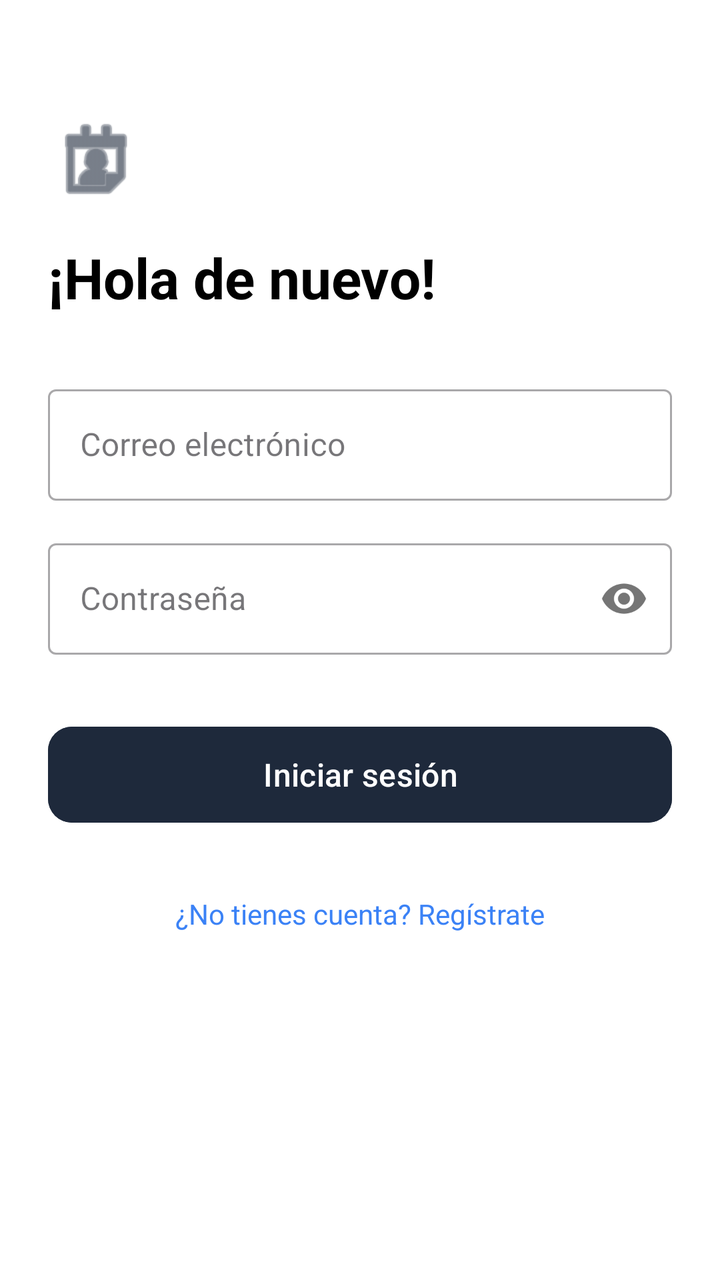
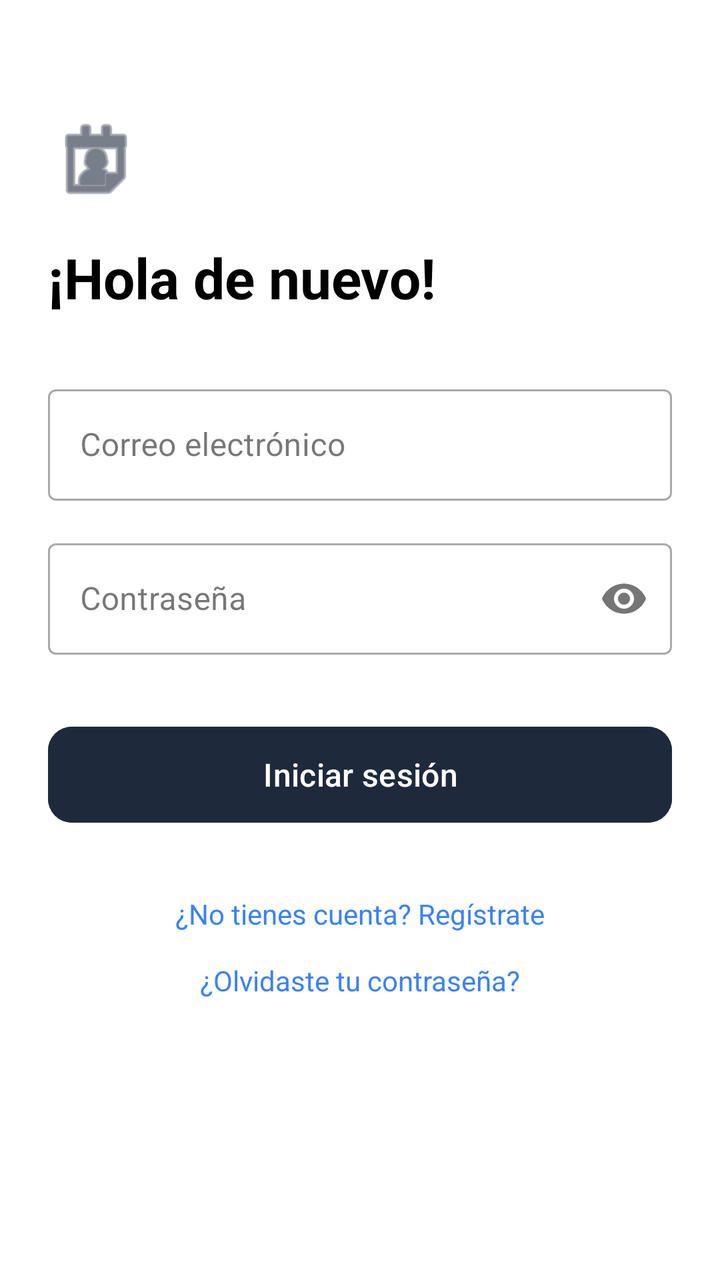

Before-and-after screenshots of an Android layout around one commit, followed by the original layout XML and the change that was made.
<!-- AndroidManifest.xml: application theme Theme.DAJHO -->
<!-- res/layout/activity_login.xml -->
<?xml version="1.0" encoding="utf-8"?>
<androidx.core.widget.NestedScrollView xmlns:android="http://schemas.android.com/apk/res/android"
    xmlns:app="http://schemas.android.com/apk/res-auto"
    xmlns:tools="http://schemas.android.com/tools"
    android:id="@+id/main"
    android:layout_width="match_parent"
    android:layout_height="match_parent"
    android:fillViewport="true"
    android:background="@android:color/white"
    tools:context=".LoginActivity">

    <androidx.constraintlayout.widget.ConstraintLayout
        android:layout_width="match_parent"
        android:layout_height="match_parent"
        android:focusable="true"
        android:focusableInTouchMode="true"
        android:padding="24dp">

        <ImageView
            android:id="@+id/ivSmallIcon"
            android:layout_width="48dp"
            android:layout_height="48dp"
            android:layout_marginTop="32dp"
            android:src="@android:drawable/ic_menu_my_calendar"
            android:contentDescription="Icono de la app"
            app:tint="#1E293B"
            app:layout_constraintStart_toStartOf="parent"
            app:layout_constraintTop_toTopOf="parent" />

        <TextView
            android:id="@+id/tvTitle"
            android:layout_width="0dp"
            android:layout_height="wrap_content"
            android:text="¡Hola de nuevo!"
            android:textSize="28sp"
            android:textStyle="bold"
            android:textColor="@android:color/black"
            android:layout_marginTop="16dp"
            app:layout_constraintStart_toStartOf="parent"
            app:layout_constraintEnd_toEndOf="parent"
            app:layout_constraintTop_toBottomOf="@id/ivSmallIcon" />

        <com.google.android.material.textfield.TextInputLayout
            android:id="@+id/tilEmail"
            style="@style/Widget.MaterialComponents.TextInputLayout.OutlinedBox"
            android:layout_width="0dp"
            android:layout_height="wrap_content"
            android:layout_marginTop="32dp"
            android:hint="Correo electrónico"
            app:layout_constraintStart_toStartOf="parent"
            app:layout_constraintEnd_toEndOf="parent"
            app:layout_constraintTop_toBottomOf="@id/tvTitle">

            <com.google.android.material.textfield.TextInputEditText
                android:id="@+id/etEmail"
                android:layout_width="match_parent"
                android:layout_height="wrap_content"
                android:inputType="textEmailAddress"
                android:maxLines="1" />

        </com.google.android.material.textfield.TextInputLayout>

        <com.google.android.material.textfield.TextInputLayout
            android:id="@+id/tilPassword"
            style="@style/Widget.MaterialComponents.TextInputLayout.OutlinedBox"
            android:layout_width="0dp"
            android:layout_height="wrap_content"
            android:layout_marginTop="16dp"
            android:hint="Contraseña"
            app:passwordToggleEnabled="true"
            app:layout_constraintStart_toStartOf="parent"
            app:layout_constraintEnd_toEndOf="parent"
            app:layout_constraintTop_toBottomOf="@id/tilEmail">

            <com.google.android.material.textfield.TextInputEditText
                android:id="@+id/etPassword"
                android:layout_width="match_parent"
                android:layout_height="wrap_content"
                android:inputType="textPassword"
                android:maxLines="1" />

        </com.google.android.material.textfield.TextInputLayout>

        <Button
            android:id="@+id/btnLogin"
            android:layout_width="0dp"
            android:layout_height="56dp"
            android:layout_marginTop="32dp"
            android:text="Iniciar sesión"
            android:textAllCaps="false"
            android:textSize="16sp"
            android:backgroundTint="#1E293B"
            app:cornerRadius="12dp"
            app:layout_constraintStart_toStartOf="parent"
            app:layout_constraintEnd_toEndOf="parent"
            app:layout_constraintTop_toBottomOf="@id/tilPassword" />

        <TextView
            android:id="@+id/tvRegister"
            android:layout_width="wrap_content"
            android:layout_height="wrap_content"
            android:text="¿No tienes cuenta? Regístrate"
            android:textColor="#3B82F6"
            android:textSize="14sp"
            android:layout_marginTop="32dp"
            android:clickable="true"
            android:focusable="true"
            app:layout_constraintStart_toStartOf="parent"
            app:layout_constraintEnd_toEndOf="parent"
            app:layout_constraintTop_toBottomOf="@id/btnLogin" />

        <ProgressBar
            android:id="@+id/progressBar"
            android:layout_width="wrap_content"
            android:layout_height="wrap_content"
            android:visibility="gone"
            app:layout_constraintStart_toStartOf="parent"
            app:layout_constraintEnd_toEndOf="parent"
            app:layout_constraintTop_toTopOf="parent"
            app:layout_constraintBottom_toBottomOf="parent" />

    </androidx.constraintlayout.widget.ConstraintLayout>

</androidx.core.widget.NestedScrollView>
<!-- resources referenced by this layout -->
<resources>
  <style name="Theme.DAJHO" parent="Base.Theme.DAJHO" />
  <style name="Base.Theme.DAJHO" parent="Theme.Material3.DayNight.NoActionBar">
          
          
      </style>
</resources>

<!-- the commit's change to res/layout/activity_login.xml (unified diff, before → after) -->
@@ -109,6 +109,17 @@
             app:layout_constraintEnd_toEndOf="parent"
             app:layout_constraintTop_toBottomOf="@id/btnLogin" />
 
+        <TextView
+            android:id="@+id/tvForgotPassword"
+            android:layout_width="wrap_content"
+            android:layout_height="48dp"
+            android:gravity="center"
+            android:text="¿Olvidaste tu contraseña?"
+            android:textColor="#3B82F6"
+            app:layout_constraintTop_toBottomOf="@id/tvRegister"
+            app:layout_constraintStart_toStartOf="parent"
+            app:layout_constraintEnd_toEndOf="parent" />
+
         <ProgressBar
             android:id="@+id/progressBar"
             android:layout_width="wrap_content"
